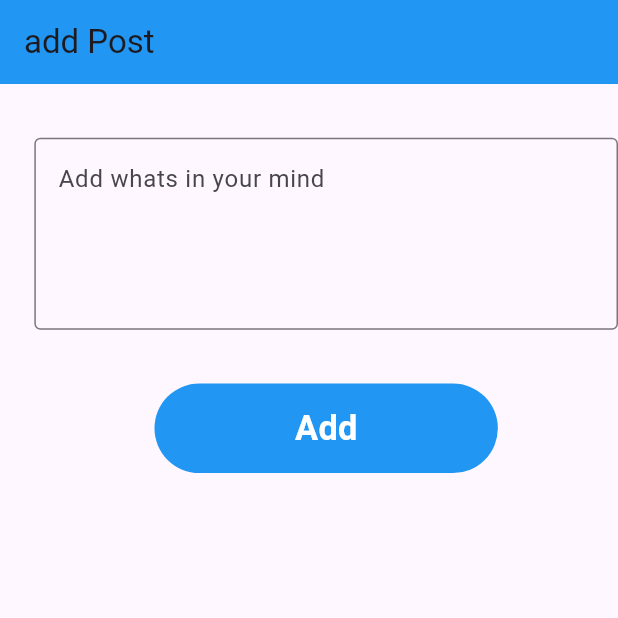
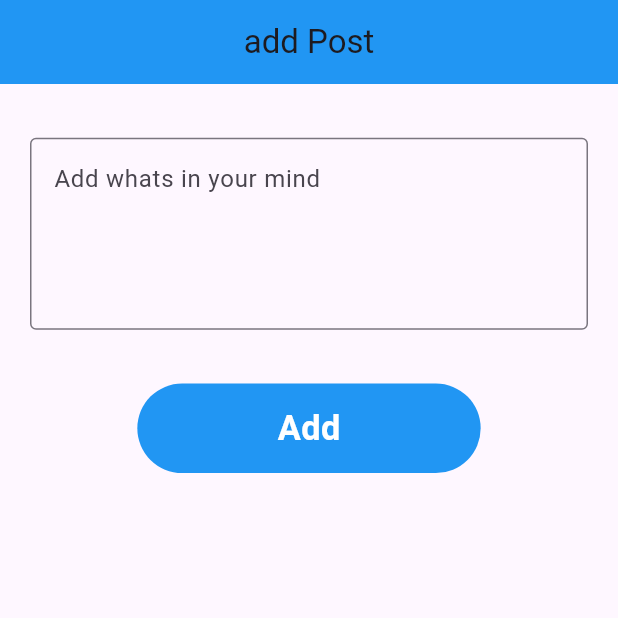
Before and after one commit to safeer122/fire-box-integration_first, a Flutter app: the home screen opened directly, after a tap on the "add" icon, on a phone screen of 412 x 824 dp, the top half of it. Run offline on Flutter 3.47's test engine with Material 2 defaults, Android fonts, the phone set to English and light mode, and no system bars; our stand-ins replace firebase_auth, firebase_core, firebase_database, flutter_screenutil, fluttertoast, google_sign_in and 1 more; missing offline and left inert: dart:ffi; accounts and stored records are empty.

Commit message:
third commit

```diff
--- a/lib/Ui/add_post.dart
+++ b/lib/Ui/add_post.dart
@@ -1,3 +1,5 @@
+import 'dart:ffi';
+
 import 'package:firebase_base/Ui/toast_message.dart';
 import 'package:firebase_database/firebase_database.dart';
 import 'package:flutter/material.dart';
@@ -13,6 +15,7 @@ class _addpostState extends State<addpost> {
   final postController=TextEditingController();
   bool loading =false;
   final databaseRef = FirebaseDatabase.instance.ref('Post');
+
   @override
   Widget build(BuildContext context) {
     return Scaffold(
@@ -20,10 +23,13 @@ class _addpostState extends State<addpost> {
         backgroundColor: Colors.blue,
         title: Text("add Post"),
         automaticallyImplyLeading: false,
+        centerTitle: true,
       ),
       body: Padding(
-        padding:EdgeInsets.only(left: 20.w),
-        child: Column(
+        padding: const EdgeInsets.symmetric(horizontal: 20),
+        child: Stack(
+          children: [
+            Column(
               children: [
                 SizedBox(height: 30.h,),
                 TextFormField(
@@ -36,19 +42,25 @@ class _addpostState extends State<addpost> {
                 ),
                 SizedBox(height: 30.h,),
                 GestureDetector(onTap: (){
-              databaseRef.child(DateTime.now().month.toString()).child('comments').set( {
+                  setState(() {
+                    loading=true;
+
+                  });
+                  String id =DateTime.now().millisecondsSinceEpoch.toString();
+                  databaseRef.child(id).set( {
                     'title':postController.text.toString(),
-                'id':DateTime.now().day.toString(),
+                    'id':id,
                   }).then((value) {
                   ToastMessage().toastmessage(message: 'post added');
                   setState(() {
+                    loading=false;
 
                   });
                   }).onError((error, stackTrace){
                     ToastMessage()
                         .toastmessage(message: error.toString());
                     setState(() {
-
+                      loading=false;
                     });
                 },);},
                   child: Container(
@@ -66,9 +78,12 @@ class _addpostState extends State<addpost> {
                 ),
 
               ],
+            ),Visibility(visible: loading,child: CircularProgressIndicator()),
+
+          ],
         ),
-
       ),
     );
   }
+
 }
--- a/lib/Ui/home.dart
+++ b/lib/Ui/home.dart
@@ -1,6 +1,11 @@
+import 'package:firebase_auth/firebase_auth.dart';
 import 'package:firebase_base/Ui/add_post.dart';
+import 'package:firebase_base/Ui/toast_message.dart';
+import 'package:firebase_database/firebase_database.dart';
+import 'package:firebase_database/ui/firebase_animated_list.dart';
 import 'package:flutter/material.dart';
 import 'package:flutter_screenutil/flutter_screenutil.dart';
+
 class home extends StatefulWidget {
   const home({super.key});
 
@@ -9,22 +14,168 @@ class home extends StatefulWidget {
 }
 
 class _homeState extends State<home> {
+  final auth = FirebaseAuth.instance;
+
+  final ref = FirebaseDatabase.instance.ref('Post');
+  final searchfilter = TextEditingController();
+  final editcontroller = TextEditingController();
+
   @override
   Widget build(BuildContext context) {
     return Scaffold(
       appBar: AppBar(
         backgroundColor: Colors.blue,
-        title: Center(child: Text('Home')),
-       automaticallyImplyLeading: false,
+        title: Text('Home'),
+        centerTitle: true,
+        automaticallyImplyLeading: false,
+      ),
+      body: Column(
+        children: [
+          SizedBox(
+            height: 10.h,
+          ),
+          Padding(
+            padding: const EdgeInsets.symmetric(horizontal: 20),
+            child: TextFormField(
+              controller: searchfilter,
+              decoration: InputDecoration(
+                  hintText: ('search'), border: OutlineInputBorder()),
+              onChanged: (String value) {
+                setState(() {});
+              },
+            ),
+          ),
+          Expanded(
+            child: FirebaseAnimatedList(
+                query: ref,
+                defaultChild: Text('loading'),
+                itemBuilder: (context, snapshot, animation, index) {
+                  final title = snapshot.child('title').value.toString();
+                  if (searchfilter.text.isEmpty) {
+                    return ListTile(
+                      title: Text(snapshot.child('title').value.toString()),
+                      subtitle: Text(snapshot.child('id').value.toString()),
+                      trailing: PopupMenuButton(
+                        icon: Icon(Icons.more_vert),
+                        itemBuilder: (context)=>[
+                          PopupMenuItem(
+                            value: 1,
+                            onTap: (){
 
+                              showmydialoge(title,snapshot.child('id').value.toString());
+                            },
+                            child: ListTile(
+                              leading: Icon(Icons.edit),
+                              title: Text('edit'),
+                            ),
+                          ),
+                          PopupMenuItem(
+                            value: 1,
+                            child: ListTile(
+                              onTap: (){
+                                Navigator.pop(context);
+                                ref.child(snapshot.child('id').value.toString()).remove();
+                              },
+                              // onTap: (){
+                              //   Navigator.pop(context);
+                              //   ref.child(snapshot.child('id').value.toString()).remove();
+                              // },
+                              leading: Icon(Icons.delete),
+                              title: Text('delete'),
+                            ),
+                          )
+                        ],
+                      ),
+
+                    );
+
+                  } else if (title
+                      .toLowerCase()
+                      .toLowerCase()
+                      .contains(searchfilter.text.toLowerCase())) {
+                    return ListTile(
+                      title: Text(snapshot.child('title').value.toString()),
+                      subtitle: Text(snapshot.child('id').value.toString()),
+                    );
+                  } else {
+                    return Container();
+                  }
+                }),
+          ),
+        ],
       ),
-      body:Padding(
-        padding:EdgeInsets.only(left: 250.w,top: 500.h),
-        child: FloatingActionButton(onPressed: (){
-           Navigator.push(context,MaterialPageRoute(builder:(_)=>addpost() ));
+      floatingActionButton: FloatingActionButton(
+        onPressed: () {
+          Navigator.push(context, MaterialPageRoute(builder: (_) => addpost()));
         },
-        child: Icon(Icons.add),),
+        child: Icon(Icons.add),
       ),
     );
   }
+  Future<void> showmydialoge(String title,String id)async{
+    editcontroller.text=title;
+    return showDialog(
+        context: context,
+        builder: (BuildContext context){
+          return AlertDialog(
+            title: Text('update'),
+            content: Container(
+              child: TextField(
+                controller: editcontroller,
+                decoration: InputDecoration(
+                  hintText: 'edit here'
+                ),
+              ),
+            ),
+            actions: [
+              TextButton(onPressed: (){
+                Navigator.pop(context);
+              }, child: Text('cancel')),
+              TextButton(onPressed: (){
+                Navigator.pop(context);
+                ref.child(id).update({
+                  'title':editcontroller.text.toLowerCase()
+                }).then((value) {
+                  ToastMessage()
+                      .toastmessage(message:('post updated'));
+                }).onError((error, stackTrace){
+                  ToastMessage()
+                      .toastmessage(message: error.toString());
+                });
+              }, child: Text('update'))
+            ],
+          );
+        }
+    );
+
+  }
 }
+// Expanded(
+//     child:
+//
+//     StreamBuilder(
+//       stream:ref.onValue,
+//       builder: (context,snapshot){
+//
+//         if(!snapshot.hasData){
+//           return CircularProgressIndicator();
+//         }else {
+//           Map<dynamic, dynamic> map = snapshot.data!.snapshot
+//               .value as dynamic;
+//           List<dynamic>list = [];
+//           list.clear();
+//           list = map.values.toList();
+//
+//
+//           return ListView.builder(
+//               itemCount: snapshot.data!.snapshot.children.length,
+//               itemBuilder: (context, index) {
+//               return  ListTile(
+//                   title: Text(list[index]['title']),
+//                 subtitle: Text(list[index]['id']),
+//                 );
+//               });
+//         }
+//     },
+//
+//     )),
```
Lines whose indentation alone changed are shown as unchanged.
